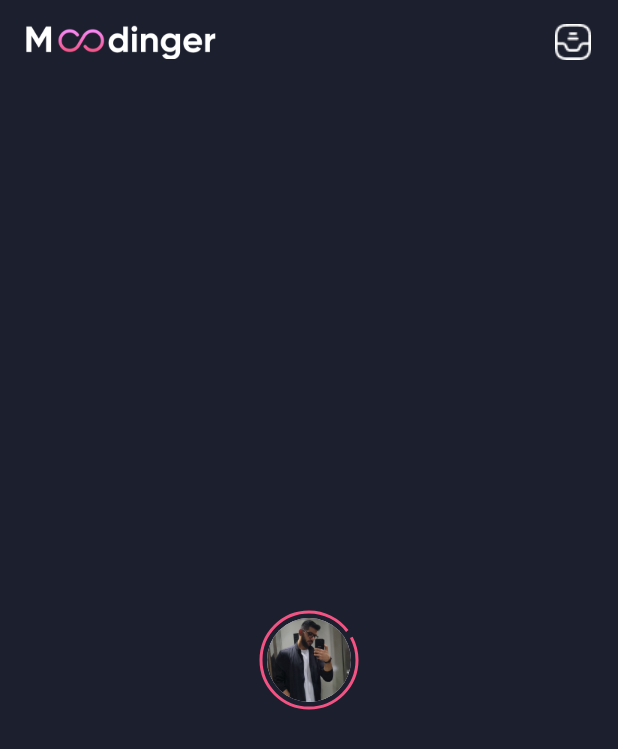
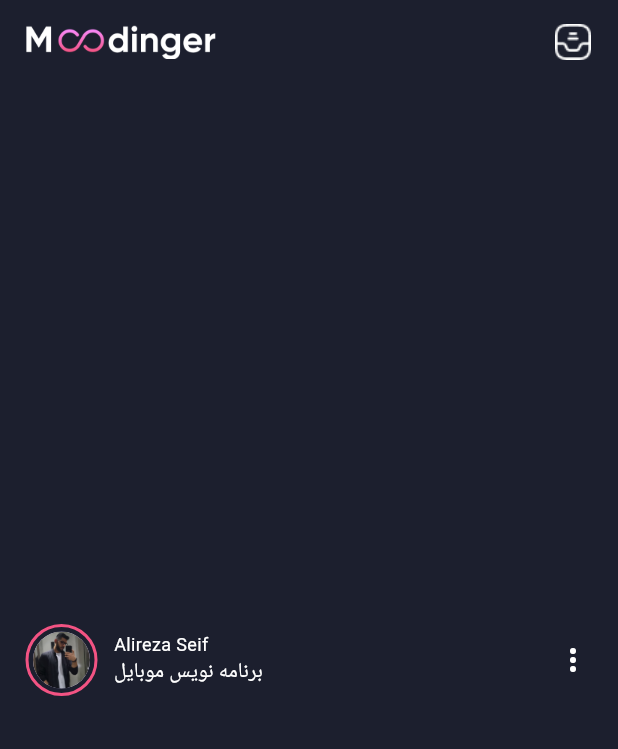
Before and after one commit to Alireza-Seif/Instagram-clone, a Flutter app: the screen it shows after launch, on a phone screen of 412 x 824 dp. Shown: the top 749 px of the screen. Run offline on Flutter 3.47's test engine with Material 3 defaults, Android fonts, the phone set to English and light mode, and no system bars; drawn by our look-alikes of dotted_border; Roboto replaces fonts that are missing (GB, SM).

Commit message:
feat: add post header

```diff
--- a/lib/screens/home_screen.dart
+++ b/lib/screens/home_screen.dart
@@ -25,7 +25,35 @@ class HomeScreen extends StatelessWidget {
         ],
       ),
       body: SafeArea(
-        child: Center(child: _getStoryBox()),
+        child: Center(
+            child: Padding(
+          padding: const EdgeInsets.symmetric(horizontal: 18),
+          child: Row(
+            children: [
+              _getStoryBox(),
+              const Padding(
+                padding: EdgeInsets.only(left: 12),
+                child: Column(
+                  mainAxisSize: MainAxisSize.min,
+                  crossAxisAlignment: CrossAxisAlignment.start,
+                  children: [
+                    Text(
+                      'Alireza Seif',
+                      style: TextStyle(
+                          fontFamily: 'GB', color: Colors.white, fontSize: 12),
+                    ),
+                    Text(
+                      'برنامه نویس موبایل',
+                      style: TextStyle(fontFamily: 'SM', color: Colors.white),
+                    ),
+                  ],
+                ),
+              ),
+              const Spacer(),
+              const Icon(Icons.more_vert, color: Colors.white),
+            ],
+          ),
+        )),
       ),
     );
   }
@@ -41,7 +69,7 @@ class HomeScreen extends StatelessWidget {
       child: const ClipRRect(
         borderRadius: BorderRadius.all(Radius.circular(15)),
         child: CircleAvatar(
-            radius: 28, foregroundImage: AssetImage('assets/images/my_pf.png')),
+            radius: 19, foregroundImage: AssetImage('assets/images/my_pf.png')),
       ),
     );
   }
```
